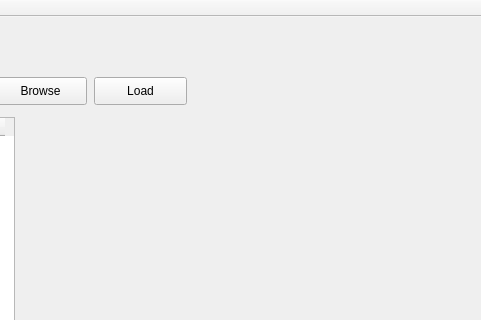
This is data-logger/src/guitools/datacapture/datacapture.ui in linklab-uva/deepracing as Qt 5 draws it before an edit; both pictures show x 326 to 807 and y 0 to 320 of the 807 by 680 pixel window. The edited form follows.
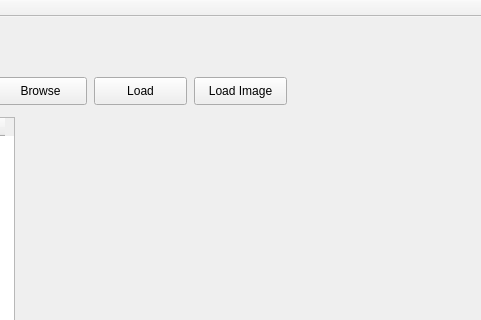
This is the edited form.

Diff of the .ui file:
```diff
--- a/data-logger/src/guitools/datacapture/datacapture.ui
+++ b/data-logger/src/guitools/datacapture/datacapture.ui
@@ -119,6 +119,32 @@
      <string>Load</string>
     </property>
    </widget>
+   <widget class="QLabel" name="imageLabel">
+    <property name="geometry">
+     <rect>
+      <x>350</x>
+      <y>100</y>
+      <width>421</width>
+      <height>291</height>
+     </rect>
+    </property>
+    <property name="text">
+     <string/>
+    </property>
+   </widget>
+   <widget class="QPushButton" name="loadImageButton">
+    <property name="geometry">
+     <rect>
+      <x>520</x>
+      <y>60</y>
+      <width>93</width>
+      <height>28</height>
+     </rect>
+    </property>
+    <property name="text">
+     <string>Load Image</string>
+    </property>
+   </widget>
   </widget>
   <widget class="QMenuBar" name="menuBar">
    <property name="geometry">
```
Left out of the diff: 2 changed lines with no effect on the pictures.
